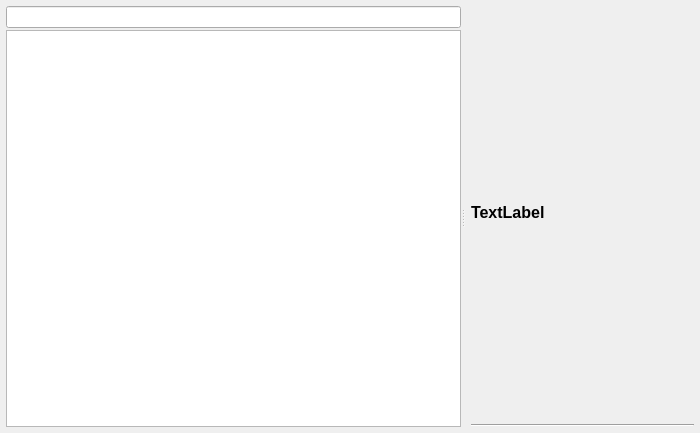
This is resources/ui/dialogs/treewidget.ui in prymatex/prymatex as Qt 5 draws it before an edit. The edited form follows.
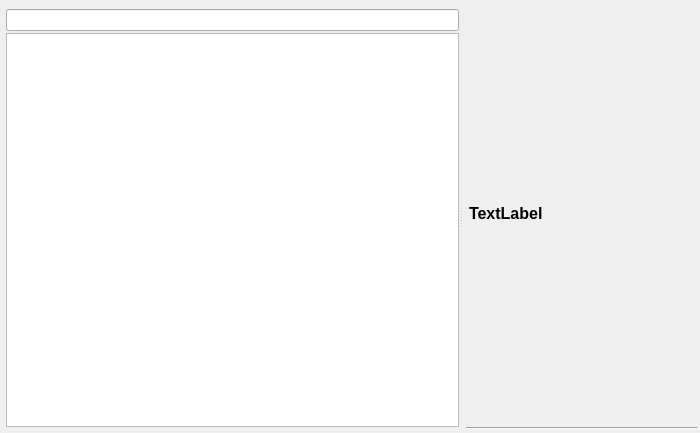
This is the edited form.

Commit message: last border size fix

```diff
--- a/resources/ui/dialogs/treewidget.ui
+++ b/resources/ui/dialogs/treewidget.ui
@@ -20,19 +20,40 @@
    <property name="spacing">
     <number>6</number>
    </property>
-   <property name="margin">
+   <property name="leftMargin">
     <number>6</number>
    </property>
+   <property name="topMargin">
+    <number>6</number>
+   </property>
+   <property name="rightMargin">
+    <number>3</number>
+   </property>
+   <property name="bottomMargin">
+    <number>3</number>
+   </property>
    <item>
     <widget class="QSplitter" name="splitter">
+     <property name="orientation">
+      <enum>Qt::Horizontal</enum>
+     </property>
      <widget class="QWidget" name="verticalLayoutWidget">
       <layout class="QVBoxLayout" name="treeLayout">
        <property name="spacing">
         <number>2</number>
        </property>
-       <property name="margin">
+       <property name="leftMargin">
         <number>0</number>
        </property>
+       <property name="topMargin">
+        <number>3</number>
+       </property>
+       <property name="rightMargin">
+        <number>0</number>
+       </property>
+       <property name="bottomMargin">
+        <number>3</number>
+       </property>
        <item>
         <widget class="QLineEdit" name="lineEditFilter"/>
        </item>
@@ -51,14 +72,23 @@
         <number>6</number>
        </property>
        <property name="leftMargin">
-        <number>6</number>
+        <number>3</number>
        </property>
        <item>
         <layout class="QHBoxLayout" name="horizontalLayout">
          <property name="spacing">
           <number>2</number>
          </property>
-         <property name="margin">
+         <property name="leftMargin">
+          <number>3</number>
+         </property>
+         <property name="topMargin">
+          <number>0</number>
+         </property>
+         <property name="rightMargin">
+          <number>3</number>
+         </property>
+         <property name="bottomMargin">
           <number>0</number>
          </property>
          <item>
```
The commit also changes 1 other file.
